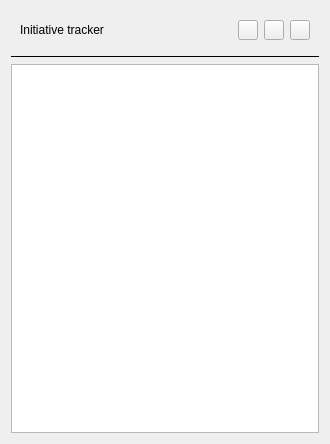
First picture: the form in qinitiativetrackerwidget.ui, repository Technohamster-py/dm-assistant, before the edit.
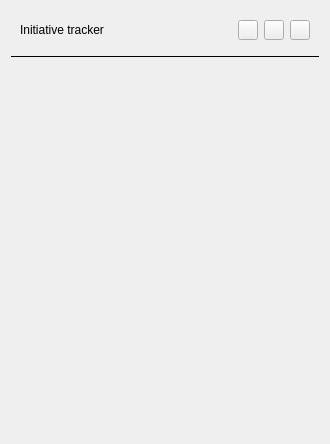
Second picture: the form after the edit. Icons and pictures are not drawn.

The edit to the form file:
```diff
--- a/qinitiativetrackerwidget.ui
+++ b/qinitiativetrackerwidget.ui
@@ -11,7 +11,7 @@
    </rect>
   </property>
   <property name="sizePolicy">
-   <sizepolicy hsizetype="MinimumExpanding" vsizetype="MinimumExpanding">
+   <sizepolicy hsizetype="Fixed" vsizetype="Fixed">
     <horstretch>0</horstretch>
     <verstretch>0</verstretch>
    </sizepolicy>
@@ -22,6 +22,12 @@
     <height>444</height>
    </size>
   </property>
+  <property name="maximumSize">
+   <size>
+    <width>330</width>
+    <height>444</height>
+   </size>
+  </property>
   <property name="windowTitle">
    <string>QInitiativeTrackerWidget</string>
   </property>
@@ -147,6 +153,12 @@
    </item>
    <item>
     <widget class="QTableView" name="encounterView">
+     <property name="styleSheet">
+      <string notr="true">background-color: rgba(255, 255, 255, 0)</string>
+     </property>
+     <property name="frameShadow">
+      <enum>QFrame::Plain</enum>
+     </property>
      <property name="editTriggers">
       <set>QAbstractItemView::NoEditTriggers</set>
      </property>
```
